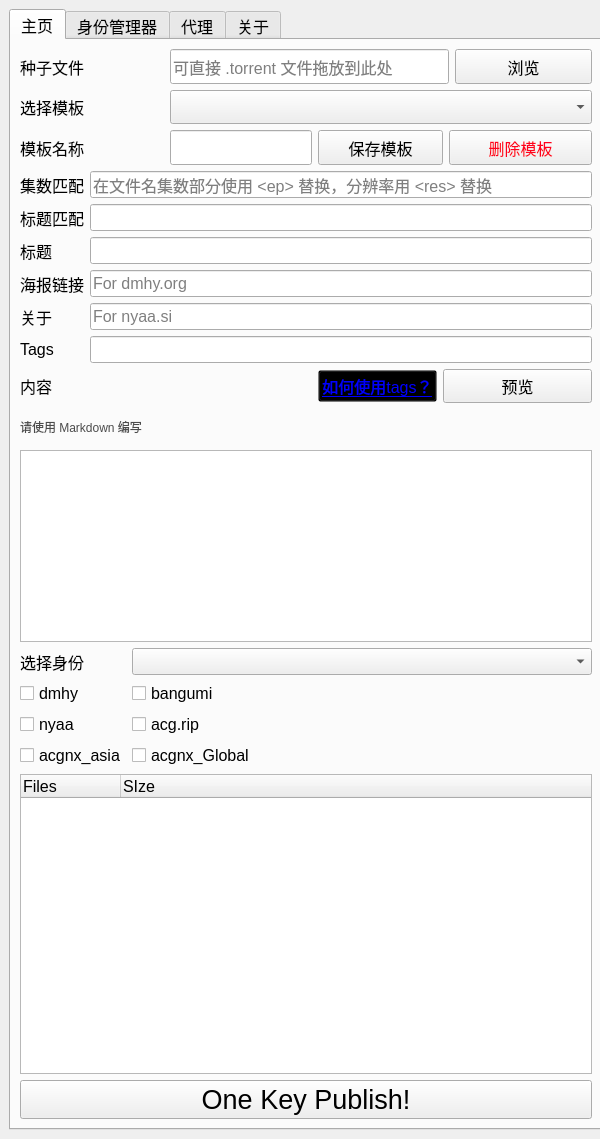
First picture: the form in OKP.ui, repository AmusementClub/OKPGUI, before the edit.
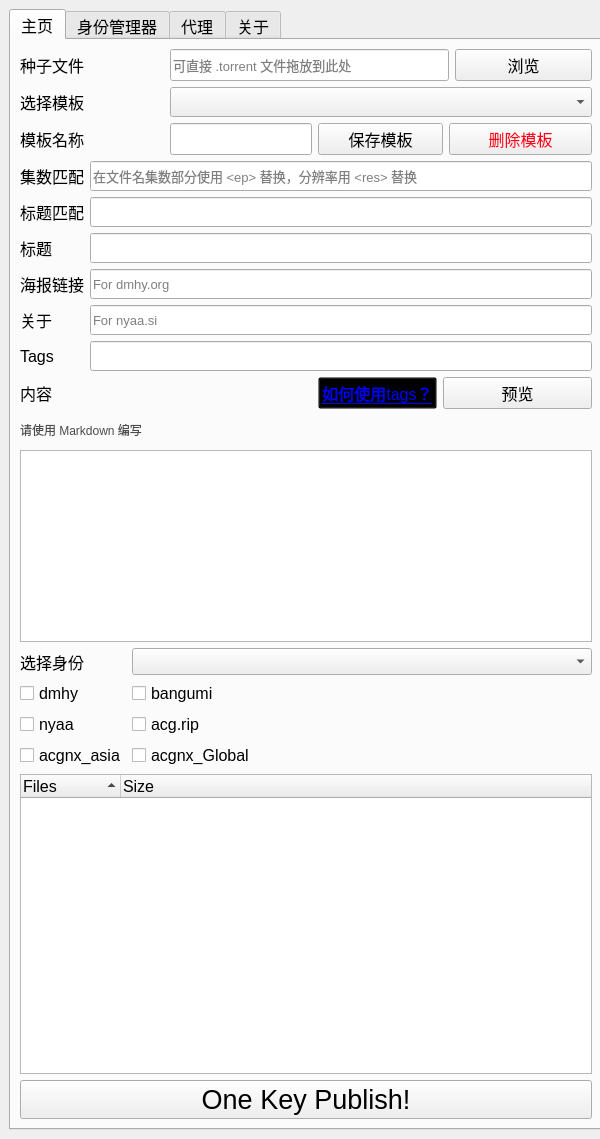
Second picture: the form after the edit.

Commit message: Torrent Structure Tree View

What changed in the file:
```diff
--- a/OKP.ui
+++ b/OKP.ui
@@ -246,6 +246,17 @@
             <verstretch>0</verstretch>
            </sizepolicy>
           </property>
+          <property name="minimumSize">
+           <size>
+            <width>0</width>
+            <height>30</height>
+           </size>
+          </property>
+          <property name="font">
+           <font>
+            <pointsize>10</pointsize>
+           </font>
+          </property>
           <property name="readOnly">
            <bool>true</bool>
           </property>
@@ -426,6 +437,17 @@
               <verstretch>0</verstretch>
              </sizepolicy>
             </property>
+            <property name="minimumSize">
+             <size>
+              <width>0</width>
+              <height>30</height>
+             </size>
+            </property>
+            <property name="font">
+             <font>
+              <pointsize>10</pointsize>
+             </font>
+            </property>
             <property name="toolTip">
              <string>&lt;html&gt;&lt;head/&gt;&lt;body&gt;&lt;p&gt;测试&lt;/p&gt;&lt;/body&gt;&lt;/html&gt;</string>
             </property>
@@ -458,6 +480,17 @@
               <verstretch>0</verstretch>
              </sizepolicy>
             </property>
+            <property name="minimumSize">
+             <size>
+              <width>0</width>
+              <height>30</height>
+             </size>
+            </property>
+            <property name="font">
+             <font>
+              <pointsize>10</pointsize>
+             </font>
+            </property>
            </widget>
           </item>
           <item row="3" column="0">
@@ -481,6 +514,17 @@
               <verstretch>0</verstretch>
              </sizepolicy>
             </property>
+            <property name="minimumSize">
+             <size>
+              <width>0</width>
+              <height>30</height>
+             </size>
+            </property>
+            <property name="font">
+             <font>
+              <pointsize>10</pointsize>
+             </font>
+            </property>
            </widget>
           </item>
           <item row="4" column="0">
@@ -504,6 +548,17 @@
               <verstretch>0</verstretch>
              </sizepolicy>
             </property>
+            <property name="minimumSize">
+             <size>
+              <width>0</width>
+              <height>30</height>
+             </size>
+            </property>
+            <property name="font">
+             <font>
+              <pointsize>10</pointsize>
+             </font>
+            </property>
             <property name="placeholderText">
              <string>For dmhy.org</string>
             </property>
@@ -530,6 +585,17 @@
               <verstretch>0</verstretch>
              </sizepolicy>
             </property>
+            <property name="minimumSize">
+             <size>
+              <width>0</width>
+              <height>30</height>
+             </size>
+            </property>
+            <property name="font">
+             <font>
+              <pointsize>10</pointsize>
+             </font>
+            </property>
             <property name="placeholderText">
              <string>For nyaa.si</string>
             </property>
@@ -543,6 +609,17 @@
               <verstretch>0</verstretch>
              </sizepolicy>
             </property>
+            <property name="minimumSize">
+             <size>
+              <width>0</width>
+              <height>30</height>
+             </size>
+            </property>
+            <property name="font">
+             <font>
+              <pointsize>10</pointsize>
+             </font>
+            </property>
             <property name="placeholderText">
              <string/>
             </property>
@@ -593,6 +670,12 @@
             <height>300</height>
            </size>
           </property>
+          <property name="sortingEnabled">
+           <bool>true</bool>
+          </property>
+          <attribute name="headerShowSortIndicator" stdset="0">
+           <bool>true</bool>
+          </attribute>
           <column>
            <property name="text">
             <string>Files</string>
@@ -600,7 +683,7 @@
           </column>
           <column>
            <property name="text">
-            <string>SIze</string>
+            <string>Size</string>
            </property>
           </column>
          </widget>
```
The commit also changes 2 other files.
